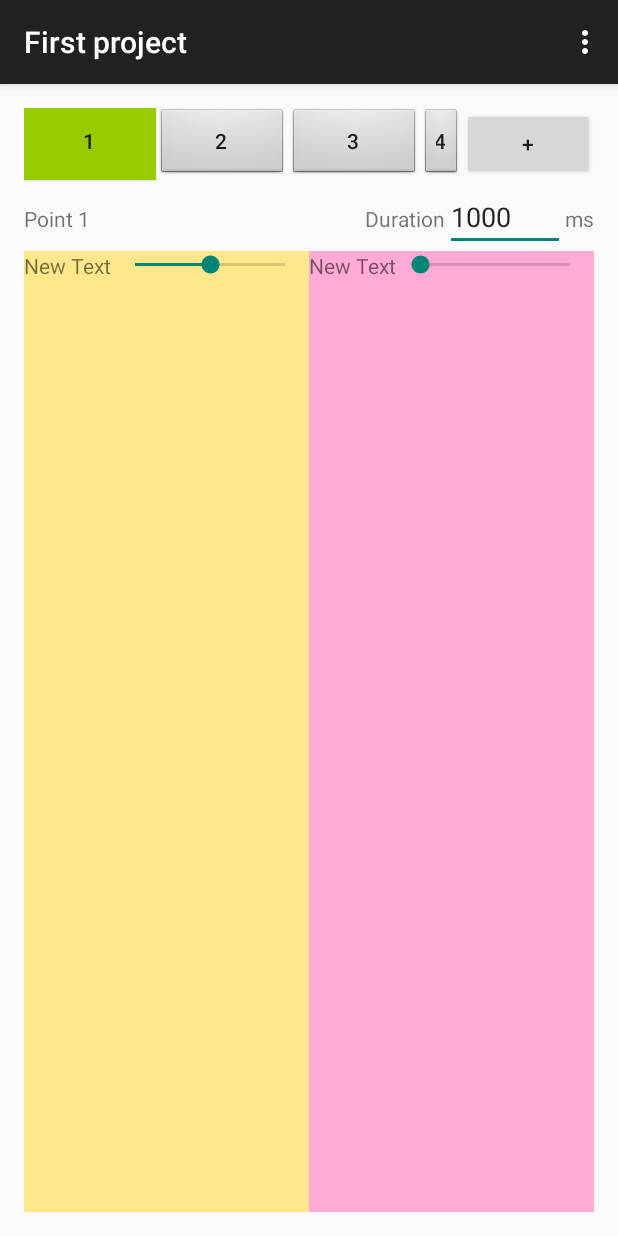
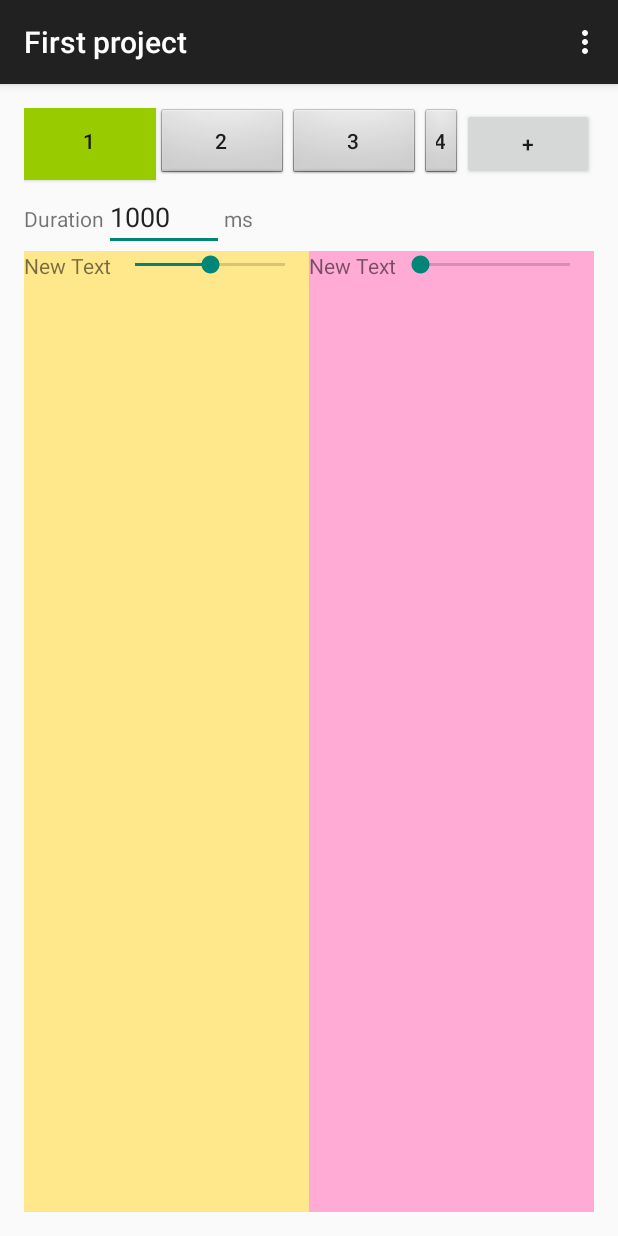
Before and after one commit to ngirardin/graveyard_bob, an Android app: the screen it shows after launch (ProjectActivity), after a tap on an icon or button, on a phone screen of 412 x 824 dp. Run offline under Robolectric (Android 15) with nearby library versions, the phone set to English and light mode, and no system bars.

Commit message:
Remove the point id text view

```diff
--- a/app/src/main/java/fr/dmconcept/bob/activities/ProjectActivity.java
+++ b/app/src/main/java/fr/dmconcept/bob/activities/ProjectActivity.java
@@ -139,9 +139,6 @@ public class ProjectActivity extends ActionBarActivity {
 
             button.setBackgroundColor(getResources().getColor(android.R.color.holo_green_light));
 
-            // Update the point id text view
-            ((TextView) button.getRootView().findViewById(R.id.pointId)).setText("Point " + (id + 1));
-
         }
 
     }
--- a/app/src/main/res/layout/fragment_project.xml
+++ b/app/src/main/res/layout/fragment_project.xml
@@ -34,13 +34,6 @@
         android:orientation="horizontal"
         android:layout_width="fill_parent"
         android:layout_height="wrap_content">
-
-        <TextView
-            android:layout_width="wrap_content"
-            android:layout_height="wrap_content"
-            android:text="@string/hello_world"
-            android:id="@+id/pointId"
-            android:layout_weight="1" />
 
         <TextView
             android:layout_width="wrap_content"
```
